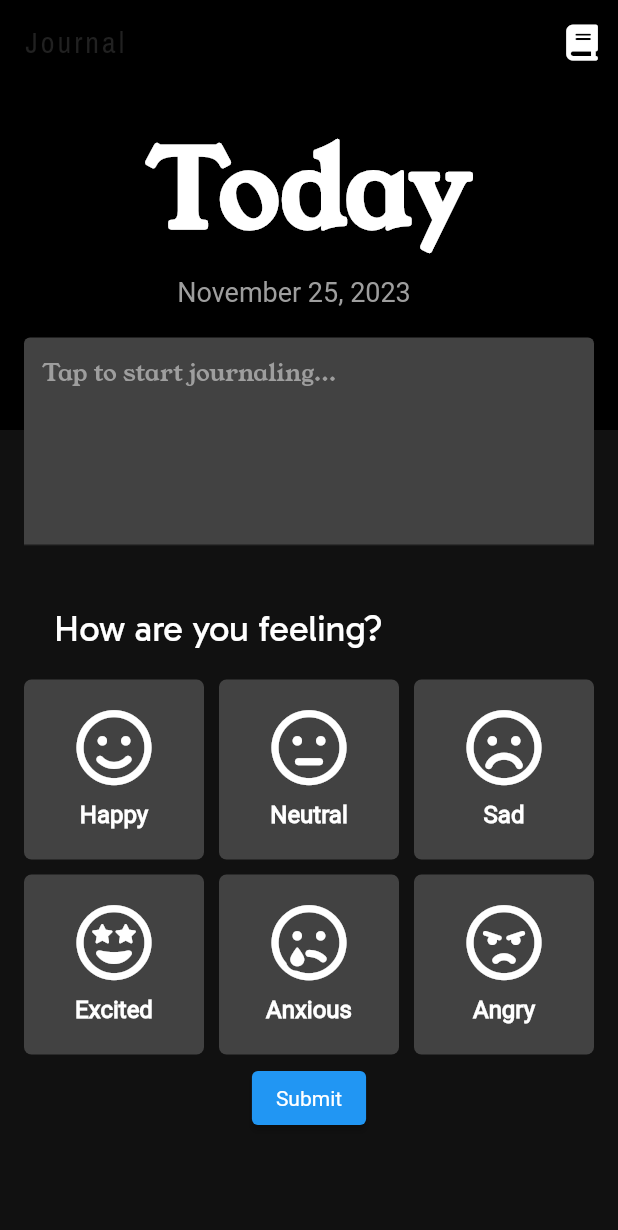
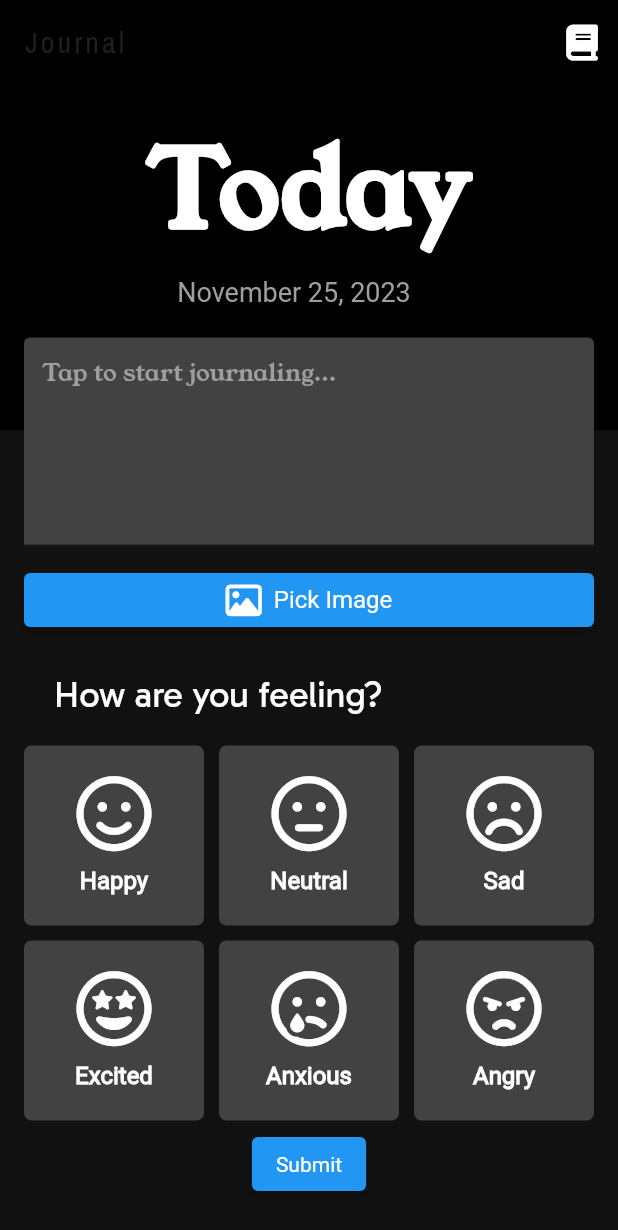
Before and after one commit to Amode718/journal_app, a Flutter app: the screen it shows after launch, on a phone screen of 412 x 824 dp. Shown: the top 1230 px of the screen. Run offline on Flutter 3.47's test engine with Material 2 defaults, Android fonts, the phone set to English and light mode, and no system bars; our stand-ins replace flutter_animate, font_awesome_flutter, geolocator, google_fonts, hive, hive_flutter and 2 more; accounts and stored records are empty.

Commit message:
Added picture selection

```diff
--- a/lib/models/journal_entry.dart
+++ b/lib/models/journal_entry.dart
@@ -1,6 +1,6 @@
 import 'package:hive/hive.dart';
 
-part 'journal_entry.g.dart';
+part 'journal_entry.g.dart';  // Hive generates this file
 
 @HiveType(typeId: 0)
 class JournalEntry {
@@ -13,7 +13,10 @@ class JournalEntry {
   @HiveField(2)
   Mood mood;
 
-  JournalEntry(this.date, this.text, this.mood);
+  @HiveField(3)  // New field for the image path
+  String? imagePath;
+
+  JournalEntry(this.date, this.text, this.mood, this.imagePath);  // Updated constructor
 }
 
 @HiveType(typeId: 1)
--- a/lib/screens/home_page.dart
+++ b/lib/screens/home_page.dart
@@ -1,4 +1,6 @@
 import 'package:flutter/material.dart';
+import 'package:image_picker/image_picker.dart';
+import 'dart:io';
 import 'package:hive/hive.dart';
 import 'package:hive_flutter/hive_flutter.dart';
 import '../models/journal_entry.dart';
@@ -27,6 +29,8 @@ class _HomePageState extends State<HomePage>  {
   final _journalController = TextEditingController();
   Mood? _selectedMood;
   bool _entryCompleted = false;
+
+   File? _imageFile; // For storing the picked image
 
 
   Weather? _currentWeather; // store current weather
@@ -137,6 +141,21 @@ Widget _weatherTemperature() {
   );
 }
 
+Future<void> _pickImage() async {
+  try {
+    final pickedFile = await ImagePicker().pickImage(source: ImageSource.gallery);
+    if (pickedFile != null) {
+      setState(() {
+        _imageFile = File(pickedFile.path);
+      });
+    }
+  } catch (e) {
+    print('Error picking image: $e');
+    // Optionally, show an alert dialog with the error
+  }
+}
+
+
 
 @override
 Widget build(BuildContext context) {
@@ -192,9 +211,6 @@ Widget build(BuildContext context) {
       child: Column(
         crossAxisAlignment: CrossAxisAlignment.center,
         children: [
-          Container(
-            child: Column(
-              children: [
           SizedBox(height: 5),
           Text(
             "Today",
@@ -212,10 +228,7 @@ Widget build(BuildContext context) {
             children: [
               Text(
                 DateFormat('MMMM d, y').format(DateTime.now()),
-                      style: TextStyle(
-                        fontSize: 18,
-                        color: Colors.grey,
-                      ),
+                style: TextStyle(fontSize: 18, color: Colors.grey),
               ),
               SizedBox(width: 10),
               _weatherIcon(),
@@ -227,9 +240,7 @@ Widget build(BuildContext context) {
           TextField(
             controller: _journalController,
             maxLines: 5,
-                  style: TextStyle(color: Colors.white,
-                  fontFamily: 'YoungSerif',
-                  ),
+            style: TextStyle(color: Colors.white, fontFamily: 'YoungSerif'),
             decoration: InputDecoration(
               hintText: 'Tap to start journaling...',
               hintStyle: TextStyle(color: Colors.grey),
@@ -237,20 +248,43 @@ Widget build(BuildContext context) {
               fillColor: Colors.grey.shade800,
             ),
           ),
+          SizedBox(height: 12), // Reduced spacing between the text field and button
+          Center( // Center the icon button
+            child: ElevatedButton(
+              onPressed: _pickImage,
+              style: ElevatedButton.styleFrom(
+                primary: _imageFile != null ? Colors.green : Colors.blue, // Change button color when an image is selected
+              ),
+              child: Row(
+                mainAxisAlignment: MainAxisAlignment.center, // Center the row horizontally
+                children: [
+                  Center( // Center the icon
+                    child: Icon(
+                      FontAwesomeIcons.image, // Replace with the desired icon
+                      size: 24,
+                      color: Colors.white,
+                    ),
+                  ),
+                  SizedBox(width: 8), // Add some spacing between the icon and text
+                  Text(
+                    _imageFile != null ? 'Image Selected' : 'Pick Image', // Change button text based on image selection
+                    style: TextStyle(
+                      fontSize: 16,
+                      color: Colors.white,
+                    ),
+                  ),
                 ],
               ),
             ),
-          SizedBox(height: 20),
+          ),
+          SizedBox(height: 12), // Reduced spacing between the button and text
           Padding(
-            padding: const EdgeInsets.only(left: 20.0, top: 20.0, bottom: 20.0),
+            padding: const EdgeInsets.only(left: 20.0, top: 12.0, bottom: 20.0), // Reduced top padding
             child: Align(
               alignment: Alignment.centerLeft,
               child: Text(
                 "How are you feeling?",
-                style: TextStyle(color: Colors.white,
-                fontSize: 24,
-                fontFamily: 'Gabarito',
-                ),
+                style: TextStyle(color: Colors.white, fontSize: 24, fontFamily: 'Gabarito'),
               ),
             ),
           ),
@@ -263,16 +297,16 @@ Widget build(BuildContext context) {
               crossAxisSpacing: 10,
               childAspectRatio: 1.0,
             ),
-            itemCount: 6,
+            itemCount: 6, // Assuming there are 6 moods
             itemBuilder: (context, index) {
-              // Map each index to a mood and associated icon/label for simplification
+              // Map each index to a mood and associated icon/label
               List<Mood> moods = [Mood.Happy, Mood.Neutral, Mood.Sad, Mood.Excited, Mood.Anxious, Mood.Angry];
               List<IconData> icons = [FontAwesomeIcons.smile, FontAwesomeIcons.meh, FontAwesomeIcons.frown, FontAwesomeIcons.grinStars, FontAwesomeIcons.sadTear, FontAwesomeIcons.angry];
               List<String> labels = ["Happy", "Neutral", "Sad", "Excited", "Anxious", "Angry"];
               return _buildMoodBox(moods[index], icons[index], labels[index]);
             },
           ),
-          SizedBox(height: 5), // Adjust this height if you want more/less space before the button
+          SizedBox(height: 5),
           ElevatedButton(
             onPressed: _saveJournal,
             child: Text("Submit"),
@@ -282,6 +316,8 @@ Widget build(BuildContext context) {
     ),
   );
 }
+
+
 
 
 Widget _buildMoodBox(Mood mood, IconData icon, String label) {
@@ -343,10 +379,11 @@ Widget _buildMoodBox(Mood mood, IconData icon, String label) {
 
   //save the journal entry to Hive
   final box = Hive.box<JournalEntry>('journalEntries');
-  final entry = JournalEntry(DateTime.now(), journalText, _selectedMood!);
+  final entry = JournalEntry(DateTime.now(), journalText, _selectedMood!, _imageFile?.path);
   box.add(entry);
 
   _journalController.clear(); // Clear the text field
+  _imageFile = null; // Clear the image file
 
   // Reset mood selection for the next entry
   _selectedMood = null;
--- a/pubspec.yaml
+++ b/pubspec.yaml
@@ -16,7 +16,7 @@ publish_to: "none" # Remove this line if you wish to publish to pub.dev
 # https://developer.apple.com/library/archive/documentation/General/Reference/InfoPlistKeyReference/Articles/CoreFoundationKeys.html
 # In Windows, build-name is used as the major, minor, and patch parts
 # of the product and file versions while build-number is used as the build suffix.
-version: 1.0.0+1
+version: 1.0.1+1
 
 environment:
   sdk: ">=3.1.1 <4.0.0"
@@ -44,6 +44,8 @@ dependencies:
   # The following adds the Cupertino Icons font to your application.
   # Use with the CupertinoIcons class for iOS style icons.
   cupertino_icons: ^1.0.2
+  path_provider: ^2.1.1
+  image_picker: ^1.0.4
 
 dev_dependencies:
   flutter_test:
```
Also changed, not shown: lib/screens/entry_page.dart (+69 -3 lines), lib/models/journal_entry.g.dart, pubspec.lock, 8 other files. Lines whose indentation alone changed are shown as unchanged.
